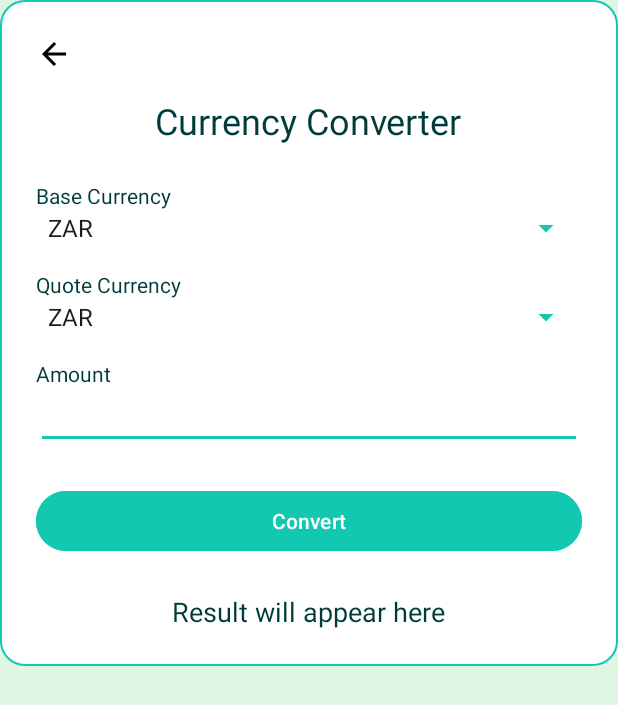
After one commit to ST10268917/Flourish-Budgeting-App, an Android app: the CurrencyConverterActivity screen opened directly, with no data from a screen before it, on a phone screen of 412 x 824 dp. The commit adds this screen. Shown: the top 705 px of the screen. Run offline under Robolectric (Android 15) with nearby library versions, the phone set to English and light mode, and no system bars.

Commit message:
UI chnages for currency converter page

```diff
--- a/app/build.gradle.kts
+++ b/app/build.gradle.kts
@@ -35,6 +35,11 @@ android {
 
         println("🔍 SUPABASE_URL: $supabaseUrl")
         println("🔍 SUPABASE_KEY: ${supabaseKey.take(10)}...")
+
+        val exchangeRateApiKey: String = localProperties.getProperty("EXCHANGERATE_API_KEY") ?: ""
+        buildConfigField("String", "EXCHANGERATE_API_KEY", "\"${exchangeRateApiKey}\"")
+        println("🔍 EXCHANGERATE_API_KEY: ${exchangeRateApiKey.take(10)}...")
+
     }
 
     buildFeatures {
--- /dev/null
+++ b/app/src/main/java/com/aj/flourish/CurrencyConverterActivity.kt
@@ -0,0 +1,95 @@
+package com.aj.flourish
+
+import android.content.Intent
+import android.os.Bundle
+import android.util.Log
+import android.widget.*
+import androidx.appcompat.app.AppCompatActivity
+import com.aj.flourish.network.ExchangeRateResponse
+import com.aj.flourish.network.RetrofitClient
+import retrofit2.Call
+import retrofit2.Callback
+import retrofit2.Response
+
+class CurrencyConverterActivity : AppCompatActivity() {
+    private val TAG = "CurrencyConverter"
+
+    override fun onCreate(savedInstanceState: Bundle?) {
+        super.onCreate(savedInstanceState)
+        setContentView(R.layout.activity_currency_converter)
+
+        val baseCurrencySpinner: Spinner = findViewById(R.id.spinner_base_currency)
+        val quoteCurrencySpinner: Spinner = findViewById(R.id.spinner_quote_currency)
+        val amountEditText: EditText = findViewById(R.id.edit_text_amount)
+        val convertButton: Button = findViewById(R.id.button_convert)
+        val backButton: ImageView = findViewById(R.id.ivBack)
+        val resultTextView: TextView = findViewById(R.id.text_view_result)
+
+        val currencies = listOf("ZAR", "USD", "GBP", "EUR")
+        val adapter = ArrayAdapter(
+            this,
+            android.R.layout.simple_spinner_item,
+            currencies
+        ).also { it.setDropDownViewResource(android.R.layout.simple_spinner_dropdown_item) }
+
+        baseCurrencySpinner.adapter = adapter
+        quoteCurrencySpinner.adapter = adapter
+
+        backButton.setOnClickListener {
+            startActivity(Intent(this, Dashboard::class.java))
+        }
+
+        convertButton.setOnClickListener {
+            val baseCurrency = baseCurrencySpinner.selectedItem.toString()
+            val quoteCurrency = quoteCurrencySpinner.selectedItem.toString()
+            val amountText = amountEditText.text.toString()
+
+            if (amountText.isNotEmpty()) {
+                val amount = amountText.toDouble()
+                fetchExchangeRate(baseCurrency, quoteCurrency, amount, resultTextView)
+            } else {
+                resultTextView.text = "Please enter an amount."
+            }
+        }
+    }
+
+    private fun fetchExchangeRate(
+        baseCurrency: String,
+        quoteCurrency: String,
+        amount: Double,
+        resultTextView: TextView
+    ) {
+        val call = RetrofitClient.instance.getExchangeRates(
+            BuildConfig.EXCHANGERATE_API_KEY,
+            baseCurrency
+        )
+        Log.d(TAG, "API Key: ${BuildConfig.EXCHANGERATE_API_KEY}")
+
+        call.enqueue(object : Callback<ExchangeRateResponse> {
+            override fun onResponse(
+                call: Call<ExchangeRateResponse>,
+                response: Response<ExchangeRateResponse>
+            ) {
+                if (response.isSuccessful) {
+                    val exchangeRateResponse = response.body()
+                    exchangeRateResponse?.let {
+                        val rate = it.conversion_rates[quoteCurrency]
+                        if (rate != null) {
+                            val convertedAmount = amount * rate
+                            resultTextView.text =
+                                "$amount $baseCurrency = ${"%.2f".format(convertedAmount)} $quoteCurrency"
+                        } else {
+                            resultTextView.text = "Currency not found."
+                        }
+                    }
+                } else {
+                    resultTextView.text = "Conversion failed: ${response.code()}"
+                }
+            }
+
+            override fun onFailure(call: Call<ExchangeRateResponse>, t: Throwable) {
+                resultTextView.text = "Error: ${t.localizedMessage}"
+            }
+        })
+    }
+}
--- a/app/src/main/java/com/aj/flourish/Dashboard.kt
+++ b/app/src/main/java/com/aj/flourish/Dashboard.kt
@@ -66,6 +66,7 @@ class Dashboard : AppCompatActivity() {
     private lateinit var allExpensesBtn: Button
     private lateinit var categoriesBtn: Button
     private lateinit var tvLoginStreak: TextView
+    private lateinit var currencyConverterBtn: Button
 
 
     private lateinit var rvCategoryBudgets: RecyclerView
@@ -107,6 +108,7 @@ class Dashboard : AppCompatActivity() {
         allExpensesBtn = findViewById(R.id.allExpensesBtn)
         categoriesBtn = findViewById(R.id.categoriesBtn)
         tvLoginStreak = findViewById(R.id.tvLoginStreak)
+        currencyConverterBtn = findViewById(R.id.currencyConverterBtn)
 
         rvCategoryBudgets = findViewById(R.id.rvCategoryBudgets)
         rvCategoryBudgets.layoutManager = LinearLayoutManager(this)
@@ -213,6 +215,10 @@ class Dashboard : AppCompatActivity() {
 
         btnFilterExpenses.setOnClickListener {
             startActivity(Intent(this, FilterExpensesActivity::class.java))
+        }
+
+        currencyConverterBtn.setOnClickListener {
+            startActivity(Intent(this, CurrencyConverterActivity::class.java))
         }
 
         setButtonIcons() // Your existing function to set drawable icons on buttons
--- /dev/null
+++ b/app/src/main/res/drawable/converter_card_background.xml
@@ -0,0 +1,11 @@
+<shape xmlns:android="http://schemas.android.com/apk/res/android">
+    <solid android:color="@android:color/white"/>
+    <corners android:radius="16dp"/>
+    <padding android:left="16dp"
+        android:top="16dp"
+        android:right="16dp"
+        android:bottom="16dp"/>
+    <stroke
+        android:width="1dp"
+        android:color="@color/teal"/>
+</shape>
--- /dev/null
+++ b/app/src/main/res/layout/activity_currency_converter.xml
@@ -0,0 +1,103 @@
+<?xml version="1.0" encoding="utf-8"?>
+<ScrollView xmlns:android="http://schemas.android.com/apk/res/android"
+    android:layout_width="match_parent"
+    android:layout_height="match_parent"
+    xmlns:app="http://schemas.android.com/apk/res-auto"
+    android:background="@color/mintGreen">
+
+    <LinearLayout
+        android:layout_width="match_parent"
+        android:layout_height="wrap_content"
+        android:orientation="vertical"
+        android:padding="24dp"
+        android:background="@drawable/converter_card_background">
+
+        <!-- Back Arrow -->
+        <ImageView
+            android:id="@+id/ivBack"
+            android:layout_width="24dp"
+            android:layout_height="24dp"
+            android:layout_marginBottom="16dp"
+            android:src="@drawable/ic_back_arrow"
+            android:layout_gravity="start"
+            app:tint="@android:color/black"/>
+
+        <!-- Title -->
+        <TextView
+            android:layout_width="wrap_content"
+            android:layout_height="wrap_content"
+            android:text="Currency Converter"
+            android:textSize="24sp"
+            android:textColor="@color/darkGreen"
+            android:layout_gravity="center_horizontal"
+            android:paddingBottom="16dp" />
+
+        <!-- Base currency spinner -->
+        <TextView
+            android:layout_width="wrap_content"
+            android:layout_height="wrap_content"
+            android:text="Base Currency"
+            android:textColor="@color/darkGreen"
+            android:paddingTop="8dp"/>
+
+        <Spinner
+            android:id="@+id/spinner_base_currency"
+            android:layout_width="match_parent"
+            android:layout_height="wrap_content"
+            android:backgroundTint="@color/teal" />
+
+        <!-- Quote currency spinner -->
+        <TextView
+            android:layout_width="wrap_content"
+            android:layout_height="wrap_content"
+            android:text="Quote Currency"
+            android:textColor="@color/darkGreen"
+            android:paddingTop="16dp"/>
+
+        <Spinner
+            android:id="@+id/spinner_quote_currency"
+            android:layout_width="match_parent"
+            android:layout_height="wrap_content"
+            android:backgroundTint="@color/teal" />
+
+        <!-- Amount input -->
+        <TextView
+            android:layout_width="wrap_content"
+            android:layout_height="wrap_content"
+            android:text="Amount"
+            android:textColor="@color/darkGreen"
+            android:paddingTop="16dp"/>
+
+        <EditText
+            android:id="@+id/edit_text_amount"
+            android:layout_width="match_parent"
+            android:layout_height="wrap_content"
+            android:inputType="numberDecimal"
+            android:backgroundTint="@color/teal"
+            android:padding="8dp"/>
+
+        <!-- Convert button -->
+        <Button
+            android:id="@+id/button_convert"
+            android:layout_width="match_parent"
+            android:layout_height="wrap_content"
+            android:layout_marginTop="24dp"
+            android:backgroundTint="@color/teal"
+            android:textColor="@android:color/white"
+            android:text="Convert" />
+
+        <!-- Result -->
+        <TextView
+            android:id="@+id/text_view_result"
+            android:layout_width="wrap_content"
+            android:layout_height="wrap_content"
+            android:text="Result will appear here"
+            android:textSize="18sp"
+            android:textColor="@color/darkGreen"
+            android:paddingTop="24dp"
+            android:layout_gravity="center_horizontal" />
+    </LinearLayout>
+
+
+
+</ScrollView>
```
Also changed, not shown: app/src/main/AndroidManifest.xml (+5 -6 lines), app/src/main/java/com/aj/flourish/network/ExchangeRateApiService.kt (added, +13 -0 lines), app/src/main/java/com/aj/flourish/network/ExchangeRateResponse.kt (added, +8 -0 lines), app/src/main/java/com/aj/flourish/network/RetrofitClient.kt (added, +16 -0 lines), app/src/main/res/layout/activity_budget.xml (+0 -10 lines), app/src/main/res/layout/activity_dashboard.xml (+15 -0 lines).
